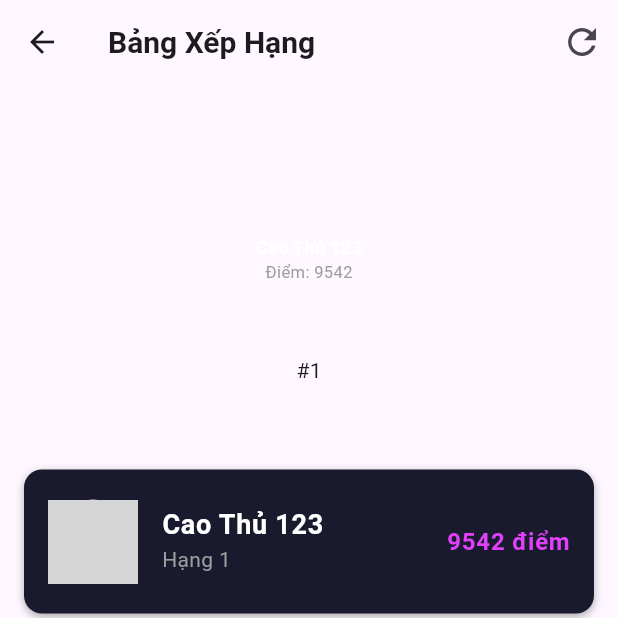
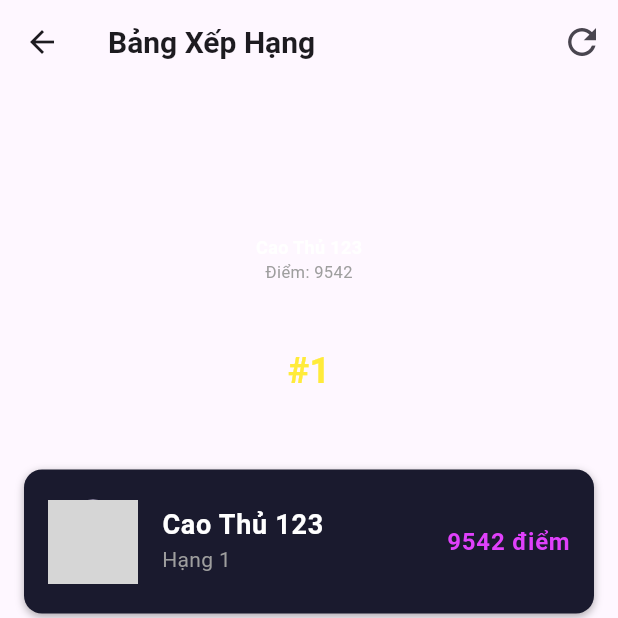
Before and after one commit to RuleOfNight/2025_LTTBDD_N05_Nhom_6, a Flutter app: the Leaderboard screen opened directly, on a phone screen of 412 x 824 dp, the top half of it. Run offline on Flutter 3.47's test engine with Material 3 defaults, Android fonts, the phone set to English and light mode, and no system bars; our stand-ins replace rive; missing offline and left inert: sudoku_solver_generator; network calls fail; grey boxes are pictures that could not be loaded.

Commit message:
decor cho top

```diff
--- a/lib/screens/Leaderboard.dart
+++ b/lib/screens/Leaderboard.dart
@@ -147,7 +147,16 @@ Widget Podium(
       Container(
         width: 150,
         height: height,
-        child: Center(child: Text('#$rank')),
+        child: Center(
+          child: Text(
+            '#$rank',
+            style: TextStyle(
+              fontSize: 24,
+              fontWeight: FontWeight.bold,
+              color: color,
+            ),
+          ),
+        ),
       ),
     ],
   );
```
